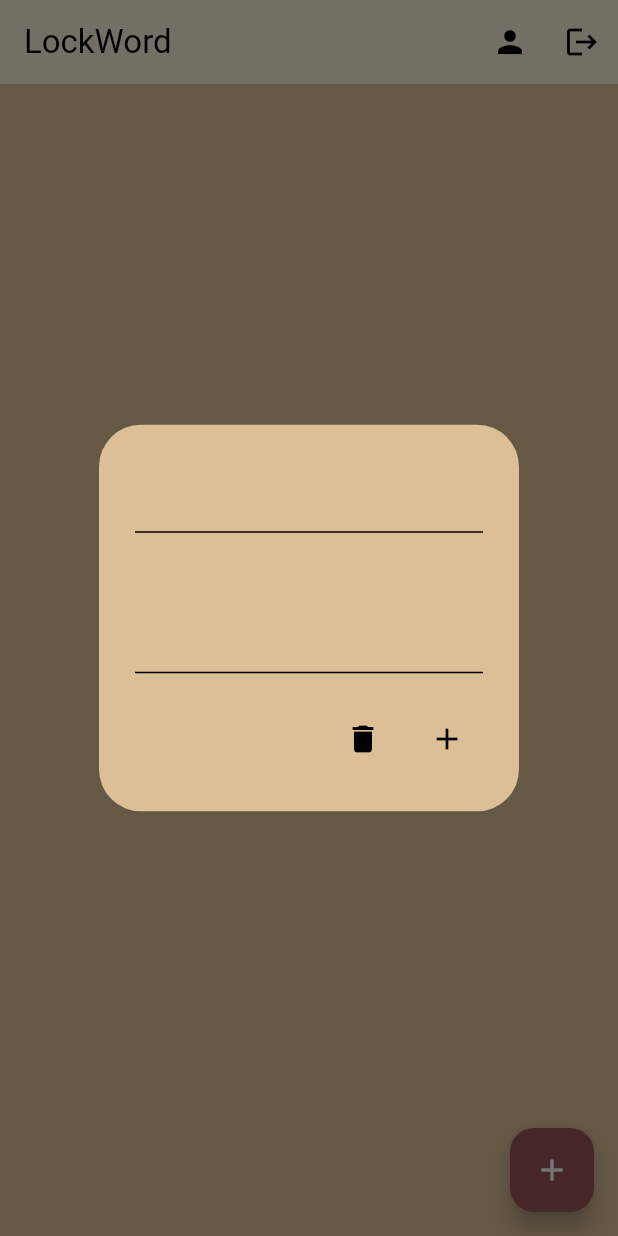
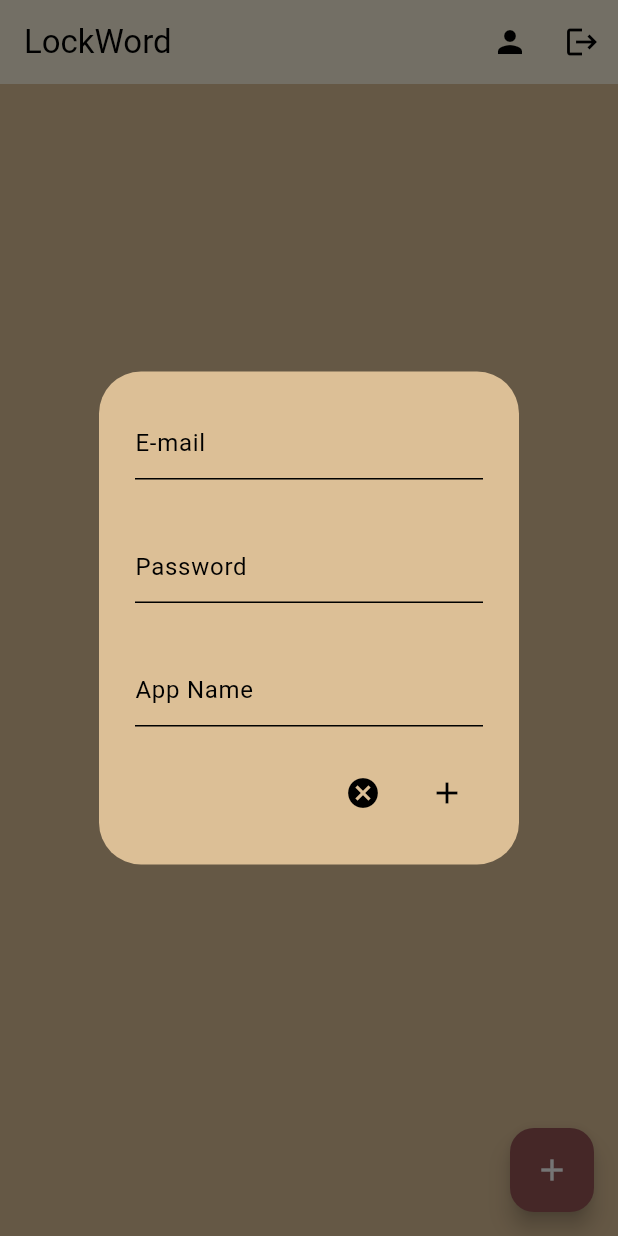
Before and after one commit to bilal-ahmet/password_manager, a Flutter app: the HomePage screen opened by its route, after a tap on the "add" icon, on a phone screen of 412 x 824 dp. Run offline on Flutter 3.47's test engine with Material 3 defaults, Android fonts, the phone set to English and light mode, and no system bars; our stand-ins replace bloc, flutter_bloc, go_router.

Commit message:
app_name_password_email_controller_done_and_logo_applied

```diff
--- a/lib/pages/home_page.dart
+++ b/lib/pages/home_page.dart
@@ -8,11 +8,13 @@ class HomePage extends StatefulWidget {
 }
 
 class _HomePageState extends State<HomePage> {
+  List<String> mailList = [];
+  List<String> passwordList = [];
   List<String> appList = [];
-  List<String> passwordList = [];
 
+  TextEditingController mailController = TextEditingController();
+  TextEditingController passwordController = TextEditingController();
   TextEditingController appController = TextEditingController();
-  TextEditingController passwordController = TextEditingController();
 
   @override
   Widget build(BuildContext context) {
@@ -27,13 +29,13 @@ class _HomePageState extends State<HomePage> {
       ),
       body: ListView.builder(
         padding: const EdgeInsets.all(8),
-        itemCount: appList.length,
+        itemCount: mailList.length,
         itemBuilder: (context, index) {
           return Card(
             color: Theme.of(context).colorScheme.primary,
             child: ListTile(
               title: Text(
-                appList[index],
+                mailList[index],
                 style: TextStyle(color: Theme.of(context).colorScheme.tertiary),
               ),
               subtitle: Text(
@@ -41,12 +43,9 @@ class _HomePageState extends State<HomePage> {
                 style: TextStyle(color: Theme.of(context).colorScheme.tertiary),
               ),
               leading: CircleAvatar(
-                child: Text(
-                  (index + 1).toString(),
-                  style:
-                      TextStyle(color: Theme.of(context).colorScheme.tertiary),
-                ),
+                child: Image.asset("assets/logo.png"),
               ),
+              trailing: Text(appList[index], style: TextStyle(color: Theme.of(context).colorScheme.tertiary),),
             ),
           );
         },
@@ -61,14 +60,23 @@ class _HomePageState extends State<HomePage> {
                 title: Column(
                   children: [
                     TextField(
-                      controller: appController,
+                      decoration: const InputDecoration(hintText: "E-mail"),
+                      controller: mailController,
                     ),
                     SizedBox(
-                      height: MediaQuery.of(context).size.width / 9,
+                      height: MediaQuery.of(context).size.width / 12,
                     ),
                     TextField(
+                      decoration: const InputDecoration(hintText: "Password"),
                       controller: passwordController,
                     ),
+                    SizedBox(
+                      height: MediaQuery.of(context).size.width / 12,
+                    ),
+                    TextField(
+                      decoration: const InputDecoration(hintText: "App Name"),
+                      controller: appController,
+                    )
                   ],
                 ),
                 actions: [
@@ -76,14 +84,16 @@ class _HomePageState extends State<HomePage> {
                       onPressed: () {
                         Navigator.pop(context);
                       },
-                      icon: const Icon(Icons.delete)),
+                      icon: const Icon(Icons.cancel)),
                   IconButton(
                       onPressed: () {
                         setState(() {
+                          mailAddMethode(mailController.text);
+                          passwordAddMethode(passwordController.text);
                           appAddMethode(appController.text);
-                          passwordAddMethode(passwordController.text);
+                          mailController.clear();
+                          passwordController.clear();
                           appController.clear();
-                          passwordController.clear();
                           Navigator.pop(context);
                         });
                       },
@@ -97,11 +107,15 @@ class _HomePageState extends State<HomePage> {
     );
   }
 
-  void appAddMethode(String name) {
-    appList.add(name);
+  void mailAddMethode(String name) {
+    mailList.add(name);
   }
 
   void passwordAddMethode(String name) {
     passwordList.add(name);
   }
+
+  void appAddMethode(String name) {
+    appList.add(name);
+  }
 }
```
Also changed, not shown: lib/pages/login_page.dart (+14 -8 lines), assets/logo.png (added).
